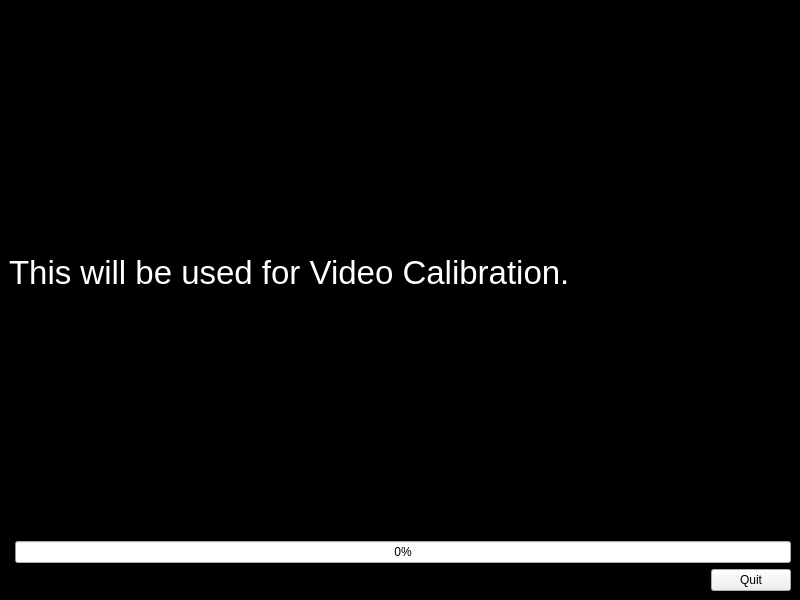
First picture: the form in mainwindow.ui, repository dynamix1337/AutoCalibrationRB, before the edit.
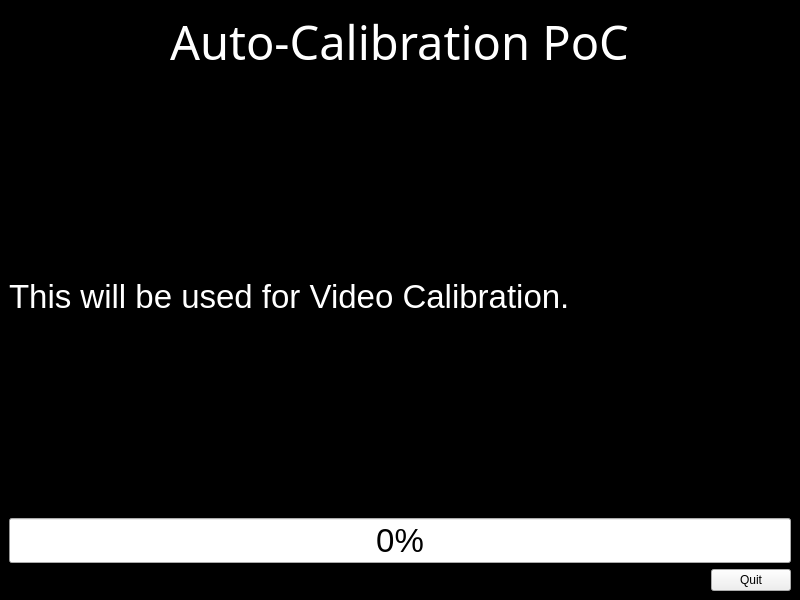
Second picture: the form after the edit.

Commit message: Improvements for user experience in the GUI and tweaks USB handling.

What changed in the file:
```diff
--- a/mainwindow.ui
+++ b/mainwindow.ui
@@ -24,51 +24,211 @@
   </property>
   <widget class="QWidget" name="centralwidget">
    <layout class="QGridLayout" name="gridLayout">
-    <item row="3" column="2">
+    <item row="3" column="1">
      <widget class="QPushButton" name="pushButton">
+      <property name="sizePolicy">
+       <sizepolicy hsizetype="Fixed" vsizetype="Fixed">
+        <horstretch>0</horstretch>
+        <verstretch>0</verstretch>
+       </sizepolicy>
+      </property>
       <property name="text">
        <string>Quit</string>
       </property>
      </widget>
     </item>
-    <item row="1" column="0" colspan="3">
-     <widget class="QLabel" name="label">
-      <property name="font">
-       <font>
-        <pointsize>25</pointsize>
-       </font>
-      </property>
-      <property name="styleSheet">
-       <string notr="true">label rgb(255, 255, 255)</string>
-      </property>
-      <property name="text">
-       <string>This will be used for Video Calibration.</string>
-      </property>
-     </widget>
-    </item>
-    <item row="3" column="1">
-     <spacer name="horizontalSpacer">
-      <property name="orientation">
-       <enum>Qt::Horizontal</enum>
-      </property>
-      <property name="sizeHint" stdset="0">
-       <size>
-        <width>40</width>
-        <height>20</height>
-       </size>
-      </property>
-     </spacer>
-    </item>
-    <item row="2" column="1" colspan="2">
+    <item row="2" column="0" colspan="2">
      <widget class="QProgressBar" name="progressBar">
       <property name="enabled">
        <bool>true</bool>
       </property>
+      <property name="sizePolicy">
+       <sizepolicy hsizetype="MinimumExpanding" vsizetype="Fixed">
+        <horstretch>0</horstretch>
+        <verstretch>0</verstretch>
+       </sizepolicy>
+      </property>
+      <property name="palette">
+       <palette>
+        <active>
+         <colorrole role="Highlight">
+          <brush brushstyle="SolidPattern">
+           <color alpha="255">
+            <red>17</red>
+            <green>174</green>
+            <blue>12</blue>
+           </color>
+          </brush>
+         </colorrole>
+        </active>
+        <inactive>
+         <colorrole role="Highlight">
+          <brush brushstyle="SolidPattern">
+           <color alpha="255">
+            <red>17</red>
+            <green>174</green>
+            <blue>12</blue>
+           </color>
+          </brush>
+         </colorrole>
+        </inactive>
+        <disabled>
+         <colorrole role="Highlight">
+          <brush brushstyle="SolidPattern">
+           <color alpha="255">
+            <red>145</red>
+            <green>145</green>
+            <blue>145</blue>
+           </color>
+          </brush>
+         </colorrole>
+        </disabled>
+       </palette>
+      </property>
+      <property name="font">
+       <font>
+        <pointsize>25</pointsize>
+       </font>
+      </property>
       <property name="value">
        <number>0</number>
       </property>
      </widget>
     </item>
+    <item row="1" column="0" colspan="2">
+     <widget class="QLabel" name="label">
+      <property name="sizePolicy">
+       <sizepolicy hsizetype="Preferred" vsizetype="Preferred">
+        <horstretch>0</horstretch>
+        <verstretch>0</verstretch>
+       </sizepolicy>
+      </property>
+      <property name="font">
+       <font>
+        <pointsize>25</pointsize>
+       </font>
+      </property>
+      <property name="styleSheet">
+       <string notr="true">label rgb(255, 255, 255)</string>
+      </property>
+      <property name="text">
+       <string>This will be used for Video Calibration.</string>
+      </property>
+     </widget>
+    </item>
+    <item row="0" column="0" colspan="2" alignment="Qt::AlignHCenter">
+     <widget class="QLabel" name="label_2">
+      <property name="sizePolicy">
+       <sizepolicy hsizetype="Preferred" vsizetype="Fixed">
+        <horstretch>0</horstretch>
+        <verstretch>0</verstretch>
+       </sizepolicy>
+      </property>
+      <property name="palette">
+       <palette>
+        <active>
+         <colorrole role="WindowText">
+          <brush brushstyle="SolidPattern">
+           <color alpha="255">
+            <red>255</red>
+            <green>255</green>
+            <blue>255</blue>
+           </color>
+          </brush>
+         </colorrole>
+         <colorrole role="Text">
+          <brush brushstyle="SolidPattern">
+           <color alpha="255">
+            <red>238</red>
+            <green>238</green>
+            <blue>236</blue>
+           </color>
+          </brush>
+         </colorrole>
+         <colorrole role="PlaceholderText">
+          <brush brushstyle="SolidPattern">
+           <color alpha="128">
+            <red>238</red>
+            <green>238</green>
+            <blue>236</blue>
+           </color>
+          </brush>
+         </colorrole>
+        </active>
+        <inactive>
+         <colorrole role="WindowText">
+          <brush brushstyle="SolidPattern">
+           <color alpha="255">
+            <red>255</red>
+            <green>255</green>
+            <blue>255</blue>
+           </color>
+          </brush>
+         </colorrole>
+         <colorrole role="Text">
+          <brush brushstyle="SolidPattern">
+           <color alpha="255">
+            <red>238</red>
+            <green>238</green>
+            <blue>236</blue>
+           </color>
+          </brush>
+         </colorrole>
+         <colorrole role="PlaceholderText">
+          <brush brushstyle="SolidPattern">
+           <color alpha="128">
+            <red>238</red>
+            <green>238</green>
+            <blue>236</blue>
+           </color>
+          </brush>
+         </colorrole>
+        </inactive>
+        <disabled>
+         <colorrole role="WindowText">
+          <brush brushstyle="SolidPattern">
+           <color alpha="255">
+            <red>190</red>
+            <green>190</green>
+            <blue>190</blue>
+           </color>
+          </brush>
+         </colorrole>
+         <colorrole role="Text">
+          <brush brushstyle="SolidPattern">
+           <color alpha="255">
+            <red>190</red>
+            <green>190</green>
+            <blue>190</blue>
+           </color>
+          </brush>
+         </colorrole>
+         <colorrole role="PlaceholderText">
+          <brush brushstyle="SolidPattern">
+           <color alpha="128">
+            <red>0</red>
+            <green>0</green>
+            <blue>0</blue>
+           </color>
+          </brush>
+         </colorrole>
+        </disabled>
+       </palette>
+      </property>
+      <property name="font">
+       <font>
+        <family>Ubuntu Condensed</family>
+        <pointsize>35</pointsize>
+       </font>
+      </property>
+      <property name="styleSheet">
+       <string notr="true">label_2 rgb(255, 255, 255)</string>
+      </property>
+      <property name="text">
+       <string>Auto-Calibration PoC</string>
+      </property>
+     </widget>
+    </item>
    </layout>
   </widget>
  </widget>
```
The commit also changes 3 other files.
